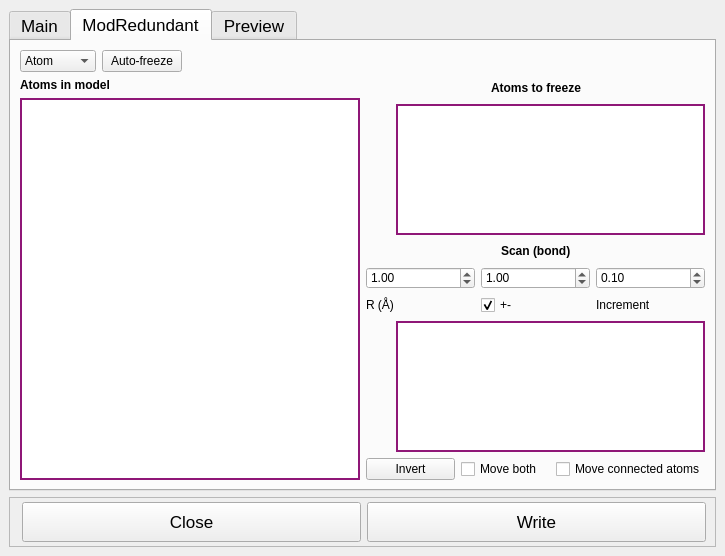
Before: the Qt Designer form UIs/SetupWindow.ui in isaksengeir/REACT, drawn with Qt 5.
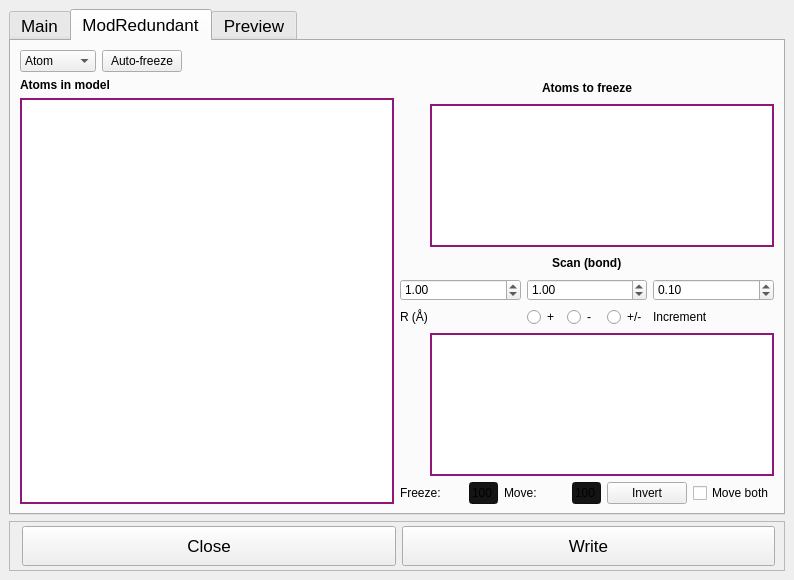
After: the same form once the commit is applied. The open tabs and pages were chosen to show the change. Icons and pictures are not drawn.

The edit to the form file:
```diff
--- a/UIs/SetupWindow.ui
+++ b/UIs/SetupWindow.ui
@@ -6,8 +6,8 @@
    <rect>
     <x>0</x>
     <y>0</y>
-    <width>725</width>
-    <height>556</height>
+    <width>794</width>
+    <height>580</height>
    </rect>
   </property>
   <property name="font">
@@ -1415,17 +1415,29 @@
              </widget>
             </item>
             <item row="1" column="1">
-             <widget class="QCheckBox" name="checkBox_pm">
-              <property name="focusPolicy">
-               <enum>Qt::NoFocus</enum>
-              </property>
-              <property name="text">
-               <string>+-</string>
-              </property>
-              <property name="checked">
-               <bool>true</bool>
-              </property>
-             </widget>
+             <layout class="QHBoxLayout" name="horizontalLayout_3">
+              <item>
+               <widget class="QRadioButton" name="radioButton_plus">
+                <property name="text">
+                 <string>+</string>
+                </property>
+               </widget>
+              </item>
+              <item>
+               <widget class="QRadioButton" name="radioButton_minus">
+                <property name="text">
+                 <string>-</string>
+                </property>
+               </widget>
+              </item>
+              <item>
+               <widget class="QRadioButton" name="radioButton_both">
+                <property name="text">
+                 <string>+/-</string>
+                </property>
+               </widget>
+              </item>
+             </layout>
             </item>
            </layout>
           </item>
@@ -1643,26 +1655,63 @@
           </item>
           <item row="6" column="1">
            <layout class="QGridLayout" name="gridLayout_15">
-            <item row="0" column="0">
+            <item row="0" column="1">
              <widget class="QPushButton" name="button_invert">
               <property name="text">
                <string>Invert</string>
               </property>
              </widget>
             </item>
-            <item row="0" column="1">
+            <item row="0" column="2">
              <widget class="QCheckBox" name="checkBox_moveboth">
               <property name="text">
                <string>Move both</string>
               </property>
              </widget>
             </item>
-            <item row="0" column="2">
-             <widget class="QCheckBox" name="checkBox_moveconnected">
-              <property name="text">
-               <string>Move connected atoms</string>
-              </property>
-             </widget>
+            <item row="0" column="0">
+             <layout class="QHBoxLayout" name="horizontalLayout_4">
+              <item>
+               <widget class="QLabel" name="label_10">
+                <property name="text">
+                 <string>Freeze:</string>
+                </property>
+               </widget>
+              </item>
+              <item>
+               <widget class="QLineEdit" name="lineEdit_freeze">
+                <property name="maximumSize">
+                 <size>
+                  <width>29</width>
+                  <height>16777215</height>
+                 </size>
+                </property>
+                <property name="text">
+                 <string>100</string>
+                </property>
+               </widget>
+              </item>
+              <item>
+               <widget class="QLabel" name="label_12">
+                <property name="text">
+                 <string>Move:</string>
+                </property>
+               </widget>
+              </item>
+              <item>
+               <widget class="QLineEdit" name="lineEdit_move">
+                <property name="maximumSize">
+                 <size>
+                  <width>29</width>
+                  <height>16777215</height>
+                 </size>
+                </property>
+                <property name="text">
+                 <string>100</string>
+                </property>
+               </widget>
+              </item>
+             </layout>
             </item>
            </layout>
           </item>
```
Left out of the diff: 6 changed lines with no effect on the pictures.
